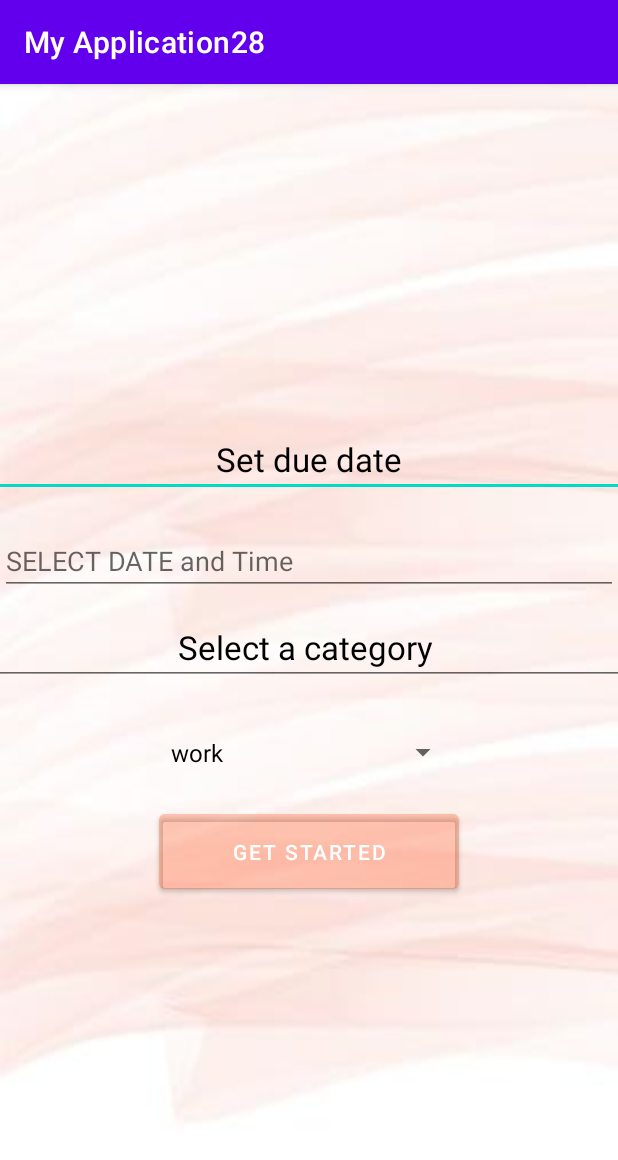
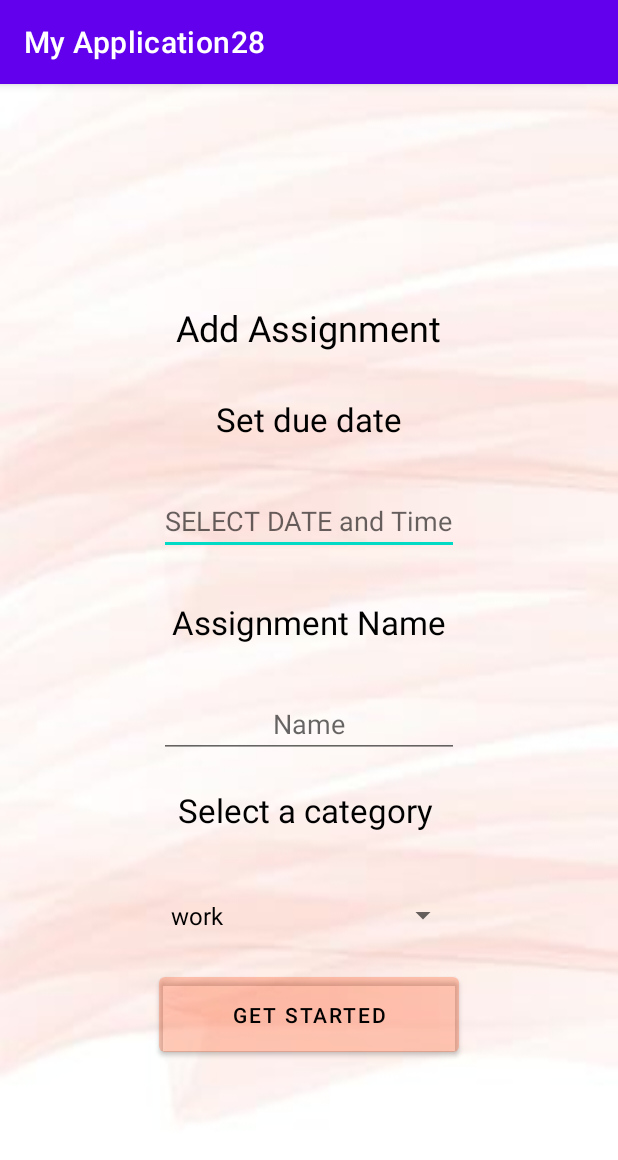
Before and after one commit to rustomamal06/My_Application28, an Android app: the AddActivity screen opened directly, with no data from a screen before it, on a phone screen of 412 x 824 dp. Shown: the top 1160 px of the screen. Run offline under Robolectric (Android 15) with nearby library versions, the phone set to English and light mode, and no system bars; our stand-ins replace Firebase (no records; nobody signed in at launch, a user with empty details on screens opened directly); Roboto replaces fonts that are not available here.

Commit message:
array list

```diff
--- a/app/src/main/java/com/example/myapplication28/AddActivity.java
+++ b/app/src/main/java/com/example/myapplication28/AddActivity.java
@@ -36,6 +36,7 @@ public class AddActivity extends AppCompatActivity implements AdapterView.OnItem
     private Date date;
     private Time time;
     private String Category;
+    private EditText name;
     private FirebaseDatabase database = FirebaseDatabase.getInstance("https://amal-s-project-default-rtdb.europe-west1.firebasedatabase.app/");
     DatabaseReference myRef;
     private Spinner spinner;
@@ -50,6 +51,7 @@ public class AddActivity extends AppCompatActivity implements AdapterView.OnItem
         date_time_in.setInputType(InputType.TYPE_NULL);
         spinner=findViewById(R.id.categoryspinner);
         startbutton = findViewById(R.id.buttonstart);
+        name=findViewById(R.id.assignmentname);
         ArrayAdapter<CharSequence> adapter = ArrayAdapter.createFromResource(this,R.array.category, android.R.layout.simple_spinner_dropdown_item);
         spinner.setAdapter(adapter);
         spinner.setOnItemSelectedListener(this);
@@ -64,7 +66,7 @@ public class AddActivity extends AppCompatActivity implements AdapterView.OnItem
             public void onClick(View view) {
                 Intent i = new Intent(getApplicationContext(), ArrayListActivity.class);
 
-                a= new Assigntment(date.toString(), time.toString());
+                a= new Assigntment(date.toString(), time.toString(),name.toString());
                 myRef.push().setValue(a);
                 startActivity(i);
             }
--- a/app/src/main/java/com/example/myapplication28/CustomAdapter.java
+++ b/app/src/main/java/com/example/myapplication28/CustomAdapter.java
@@ -43,12 +43,11 @@ public class CustomAdapter  extends ArrayAdapter<Assigntment> {
           view= LayoutInflater.from(context).inflate(resource,parent,false);
       Assigntment item =getItem(position);//method from the android studio, not related to Item object
       if(item!=null){
-          CheckBox imageView=view.findViewById(R.id.checkBox);
+
 
           Button button = view.findViewById(R.id.buttonstart1);
-          TextView textViewDate=view.findViewById(R.id.textViewDate);
+          TextView textViewName=view.findViewById(R.id.assignmentname);
           TextView textViewTime=view.findViewById(R.id.textViewTime);
-          textViewDate.setText(item.getDate());
           textViewTime.setText(item.getTime());
          button.setOnClickListener(new OnClickListener() {
              @Override
--- a/app/src/main/res/layout/activity_add.xml
+++ b/app/src/main/res/layout/activity_add.xml
@@ -9,7 +9,17 @@
     android:background="@drawable/mybackground"
     tools:context=".AddActivity">
 
-    <EditText
+    <TextView
+        android:layout_width="wrap_content"
+        android:layout_height="wrap_content"
+        android:layout_marginTop="30dp"
+        android:layout_marginBottom="20dp"
+        android:text="Add Assignment"
+        android:textColor="@color/black"
+        android:textSize="24dp" />
+
+    <TextView
+        android:layout_marginBottom="20dp"
         android:id="@+id/duedate"
         android:layout_width="600dp"
         android:layout_height="50dp"
@@ -19,13 +29,30 @@
         android:textSize="22dp" />
 
     <EditText
-        android:layout_marginTop="20dp"
+        android:layout_marginBottom="20dp"
         android:hint="SELECT DATE and Time"
         android:id="@+id/date_time_input"
         android:inputType="none"
-        android:layout_width="match_parent"
+        android:layout_width="200dp"
         android:layout_height="wrap_content"/>
+    <TextView
+        android:layout_marginBottom="20dp"
+        android:id="@+id/name"
+        android:layout_width="600dp"
+        android:layout_height="50dp"
+        android:gravity="center"
+        android:text="Assignment Name"
+        android:textColor="@color/black"
+        android:textSize="22dp"
+        />
     <EditText
+        android:id="@+id/assignmentname"
+        android:gravity="center"
+        android:hint="Name"
+        android:layout_width="200dp"
+        android:layout_height="wrap_content"
+        />
+    <TextView
         android:layout_marginTop="10dp"
         android:id="@+id/category"
         android:layout_width="600dp"
@@ -40,7 +67,8 @@
         android:id="@+id/categoryspinner"
         android:layout_width="200dp"
         android:layout_height="30dp"
-        android:layout_marginTop="30dp" />
+        android:layout_marginTop="30dp"/>
+
 
     <Button
         android:layout_marginTop="20dp"
@@ -50,5 +78,6 @@
         android:backgroundTint="#2AFF5722"
         android:onClick="Submit"
         android:padding="15dp"
+        android:textColor="@color/black"
         android:text="Get Started" />
 </LinearLayout>
```
Also changed, not shown: app/src/main/java/com/example/myapplication28/Assigntment.java (+12 -6 lines), app/src/main/res/layout/assignment_row.xml (+17 -13 lines).
